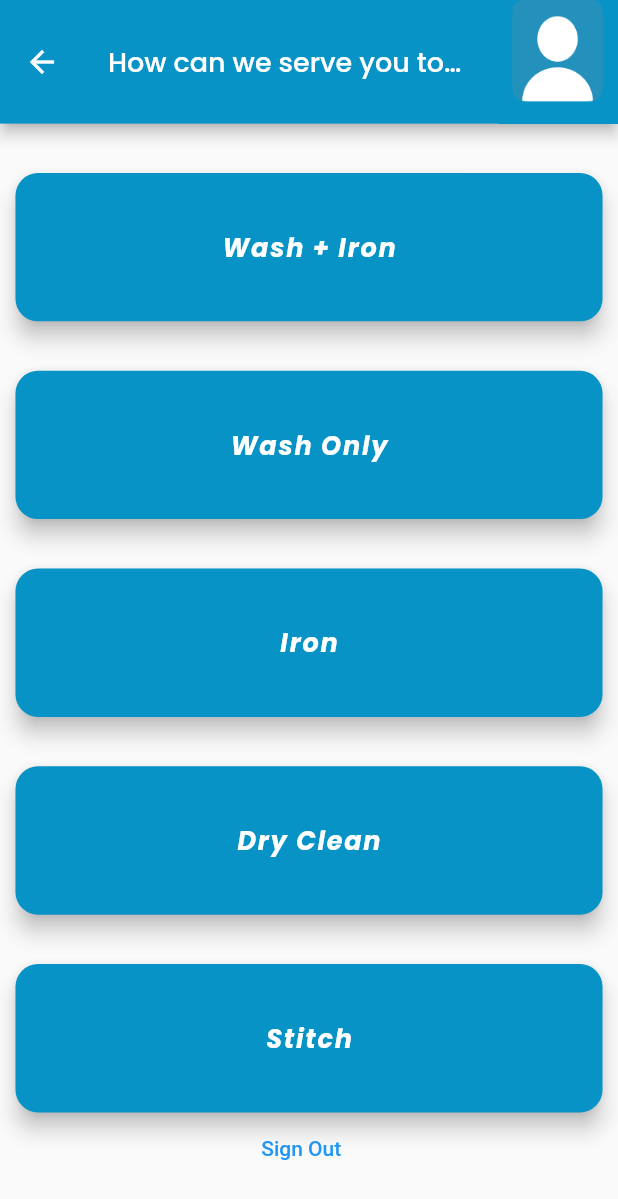
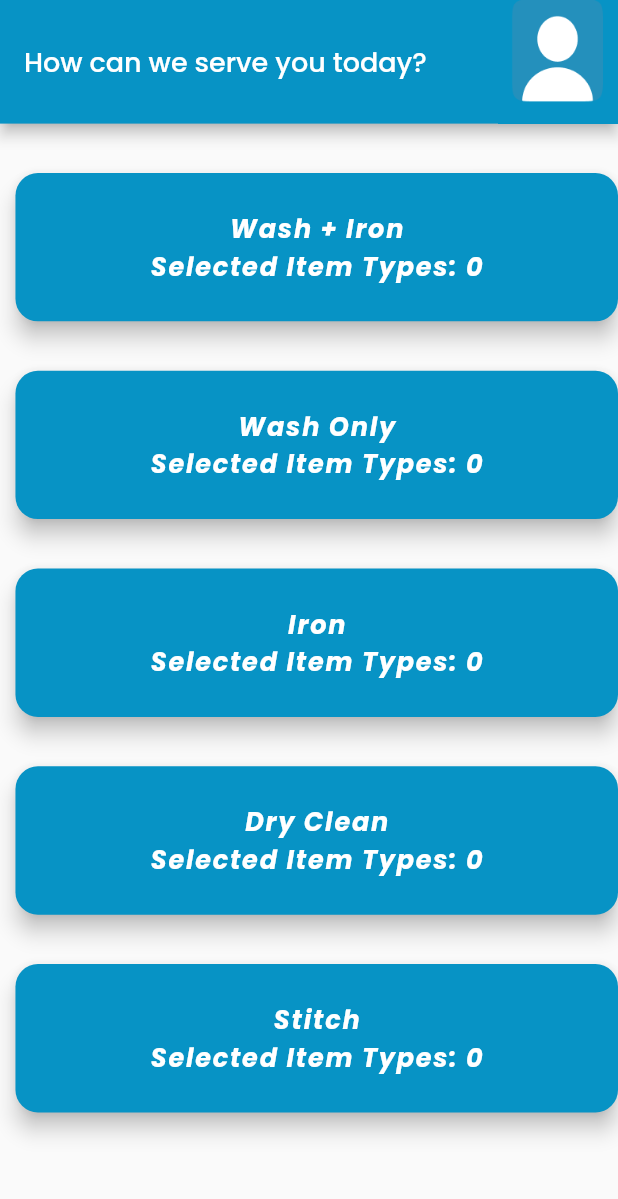
Before and after one commit to hardik17771/HomeEaze_SourceCode, a Flutter app: the ServicePage screen opened directly, on a phone screen of 412 x 824 dp. Shown: the top 1199 px of the screen. Run offline on Flutter 3.47's test engine with Material 2 defaults, Android fonts, the phone set to English and light mode, and no system bars; our stand-ins replace cloud_firestore, firebase_auth, firebase_core, flutter_svg, flutter_typeahead, geocoding and 3 more; missing offline and left inert: dart:ffi; accounts and stored records are empty; project files that could hold a hidden picture were left out.

Commit message:
Cart functionality working smoothly, need to update backend as well

```diff
--- a/lib/Models/cart_model.dart
+++ b/lib/Models/cart_model.dart
@@ -3,31 +3,104 @@ import 'package:flutter/material.dart';
 class Service {
   final String name;
   final List<Item> items;
+  List<Item> selectedItems;
 
-  Service({required this.name, required this.items});
+  Service({required this.name, required this.items}): selectedItems = [];
+
+  // int getTotalSelectedItems() {
+  //   int total = 0;
+  //   for (var item in items) {
+  //     total += item.quantity;
+  //   }
+  //   return total;
+  // }
 }
 
 class Item {
   final String name;
-  final int quantity;
+  late  int quantity;
 
   Item({required this.name, required this.quantity});
 }
 
 List<Service> services = [
   Service(
-    name: 'Service 1',
+    name: "Wash + Iron",
     items: [
-      Item(name: 'Item 1', quantity: 0),
-      Item(name: 'Item 2', quantity: 0),
+      Item(name: "SHIRT", quantity: 0),
+      Item(name: 'T-SHIRTS', quantity: 0),
+      Item(name: "TROUSERS", quantity: 0),
+      Item(name: 'BLAZERS', quantity: 0),
+      Item(name: "WOMEN SUIT", quantity: 0),
+      Item(name: "SAREE", quantity: 0),
+      Item(name: "CURTAINS", quantity: 0),
+      Item(name: 'BEDSHEET', quantity: 0),
+      Item(name: "CARPET", quantity: 0),
     ],
   ),
   Service(
-    name: 'Service 2',
+    name: "Wash Only",
     items: [
-      Item(name: 'Item 3', quantity: 0),
-      Item(name: 'Item 4', quantity: 0),
+      Item(name: "SHIRT", quantity: 0),
+      Item(name: 'T-SHIRTS', quantity: 0),
+      Item(name: "TROUSERS", quantity: 0),
+      Item(name: 'BLAZERS', quantity: 0),
+      Item(name: "WOMEN SUIT", quantity: 0),
+      Item(name: "SAREE", quantity: 0),
+      Item(name: "CURTAINS", quantity: 0),
+      Item(name: 'BEDSHEET', quantity: 0),
+      Item(name: "CARPET", quantity: 0),
     ],
   ),
-  // Add more services here...
+
+  Service(
+    name: "Iron",
+    items: [
+      Item(name: "SHIRT", quantity: 0),
+      Item(name: 'T-SHIRTS', quantity: 0),
+      Item(name: "TROUSERS", quantity: 0),
+      Item(name: 'BLAZERS', quantity: 0),
+      Item(name: "WOMEN SUIT", quantity: 0),
+      Item(name: "SAREE", quantity: 0),
+      Item(name: "CURTAINS", quantity: 0),
+      Item(name: 'BEDSHEET', quantity: 0),
+      Item(name: "CARPET", quantity: 0),
+    ],
+  ),
+  Service(
+    name: "Dry Clean",
+    items: [
+      Item(name: "SHIRT", quantity: 0),
+      Item(name: 'T-SHIRTS', quantity: 0),
+      Item(name: "TROUSERS", quantity: 0),
+      Item(name: 'BLAZERS', quantity: 0),
+      Item(name: "WOMEN SUIT", quantity: 0),
+      Item(name: "SAREE", quantity: 0),
+      Item(name: "CURTAINS", quantity: 0),
+      Item(name: 'BEDSHEET', quantity: 0),
+      Item(name: "CARPET", quantity: 0),
+    ],
+  ),
+  Service(
+    name: "Stitch",
+    items: [
+      Item(name: "SHIRT", quantity: 0),
+      Item(name: 'T-SHIRTS', quantity: 0),
+      Item(name: "TROUSERS", quantity: 0),
+      Item(name: 'BLAZERS', quantity: 0),
+      Item(name: "WOMEN SUIT", quantity: 0),
+      Item(name: "SAREE", quantity: 0),
+      Item(name: "CURTAINS", quantity: 0),
+      Item(name: 'BEDSHEET', quantity: 0),
+      Item(name: "CARPET", quantity: 0),
+    ],
+  ),
+
 ];
+
+class CartItem {
+  final Service service;
+  final List<Item> items;
+
+  CartItem({required this.service, required this.items});
+}
--- a/lib/UI/User/ServicePage.dart
+++ b/lib/UI/User/ServicePage.dart
@@ -3,7 +3,9 @@ import 'package:google_fonts/google_fonts.dart';
 import 'package:firebase_auth/firebase_auth.dart';
 
 import '../../Models/auth.dart';
+import '../../Models/cart_model.dart';
 import '../../Widgets/button.dart';
+import 'AddItemPage.dart';
 import 'LoginPage.dart';
 
 
@@ -39,23 +41,63 @@ class _ServicePageState extends State<ServicePage> {
                 GoogleFonts.poppins(fontSize: 18, fontWeight: FontWeight.w500),
           ),
         ),
-        body: SingleChildScrollView(
-          child: Column(
-            children: [
-              Buttons("Wash + Iron"),
-              Buttons("Wash Only"),
-              Buttons("Iron"),
-              Buttons("Dry Clean"),
-              Buttons("Stitch"),
-              TextButton(onPressed:()
-                {
-                  signOut;
-                  Navigator.push(context,MaterialPageRoute(builder: (context)=> LoginPage())
-                  );
-                },
-               child: Text('Sign Out'),)
-               ],
-          ),
-        ));
+        body: ListView.builder(
+          itemCount: services.length,
+          itemBuilder: (context, index) {
+            final service = services[index];
+            final totalSelectedItems = service.selectedItems.length;
+            return Container(
+              margin:
+              EdgeInsets.only(top: screenHeight * .04, left: screenWidth * .025),
+              width: screenWidth * .95,
+              height: screenHeight * .12,
+              child: GestureDetector(
+
+                child: FloatingActionButton(
+                  onPressed: () async {
+                    final updatedService = await Navigator.push(
+                      context,
+                      MaterialPageRoute(
+                        builder: (context) => AddItem(service: service),
+                      ),
+                    );
+                    if (updatedService != null) {
+                      setState(() {
+                        service.selectedItems = updatedService.selectedItems;
+                      });
+                    }
+                  },
+                  child: Column(
+                    mainAxisAlignment: MainAxisAlignment.center,
+                    children: [
+                      Text(
+                        service.name,
+                        style: GoogleFonts.poppins(
+                          color: Color(0xFFFFFFFF), // Update text color based on tap state
+                          fontWeight: FontWeight.w700,
+                          fontStyle: FontStyle.italic,
+                          fontSize: 17,
+                        ),
+                      ),
+                      Text(
+                          'Selected Item Types: $totalSelectedItems',
+                        style: GoogleFonts.poppins(
+                          color: Color(0xFFFFFFFF), // Update text color based on tap state
+                          fontWeight: FontWeight.w700,
+                          fontStyle: FontStyle.italic,
+                          fontSize: 17,
+                        ),
+                      ),
+                    ],
+                  ),
+                  backgroundColor: Color(0xFF0793C5), // Update background color based on tap state
+                  shape: RoundedRectangleBorder(
+                    borderRadius: BorderRadius.circular(15),
+                  ),
+                ),
+              ),
+            );
+          },
+        ),);
   }
 }
--- a/lib/Widgets/button.dart
+++ b/lib/Widgets/button.dart
@@ -1,209 +1,194 @@
-import 'package:flutter/material.dart';
-import 'package:google_fonts/google_fonts.dart';
-import 'package:input_quantity/input_quantity.dart';
-
-Widget buttons(String textToWrigth, double screenWidth, double screenHeight) {
-  return Container(
-    margin: EdgeInsets.only(top: screenHeight * .05, left: screenWidth * .025),
-    width: screenWidth * .95,
-    height: screenHeight * .10,
-    child: GestureDetector(
-        onTap: () {
-
-        },
-        child: FloatingActionButton(
-            onPressed: () {},
-            child: Text(
-              textToWrigth,
-              style: GoogleFonts.poppins(
-                  color: Color(0xFFFFFFFF),
-                  fontWeight: FontWeight.w700,
-                  fontStyle: FontStyle.italic,
-                  fontSize: 17),
-            ),
-            backgroundColor: Color(0xFF0793C5),
-            shape: RoundedRectangleBorder(
-              borderRadius: BorderRadius.circular(15),
-            ))),
-  );
-}
-
-AddButton(String text, double screenWidth, double screenHeight) {
-  return Container(
-    padding: EdgeInsets.only(
-      left: 20,
-      right: 20,
-    ),
-    width: screenWidth,
-    height: screenHeight * .08,
-    decoration: BoxDecoration(
-        border: BorderDirectional(
-            bottom: BorderSide(color: Colors.black, width: .08))),
-    child: Row(
-      mainAxisAlignment: MainAxisAlignment.spaceBetween,
-      children: <Widget>[
-        Text(text,
-            style: GoogleFonts.poppins(
-                fontSize: 24,
-                fontWeight: FontWeight.w700,
-                color: Colors.black)),
-        InputQty(
-          textFieldDecoration: InputDecoration(
-            hintStyle: GoogleFonts.poppins(
-              color:  Color(0xFF0793C5),
-            ),
-
-          ),
-          boxDecoration: BoxDecoration(
-            border: Border.all(color: Color(0xFF0793C5)),
-            borderRadius: BorderRadius.circular(10.0),
-          ),
-          showMessageLimit: false,
-          initVal: 0,
-          btnColor1: Color(0xFF0793C5),
-          btnColor2: Color(0xFF0793C5), // color of the increase and decrease icon
-          maxVal: double.maxFinite, // min starting value
-          onQtyChanged: (val) {
-            }
-
-        )
-
-      ],
-    ),
-  );
-}
-
-
-class AddButtons extends StatefulWidget {
-  String text;
-  AddButtons(this.text);
-  @override
-  _AddButtonsState createState() => _AddButtonsState(this.text);
-}
-
-class _AddButtonsState extends State<Buttons> {
-  String text;
-  int count = 0; // Keep track of button tap count
-  bool isTapped = false; // Keep track of button tap state
-
-  _AddButtonsState(this.text);
-
-
-
-  void _onButtonPressed() {
-    setState(() {
-      // Update the state when the button is pressed
-      count++;
-    });
-  }
-
-  @override
-  Widget build(BuildContext context) {
-    return Container(
-      padding: EdgeInsets.only(
-        left: 20,
-        right: 20,
-      ),
-      width: MediaQuery.of(context).size.width,
-      height: MediaQuery.of(context).size.height * 0.08,
-      decoration: BoxDecoration(
-          border: BorderDirectional(
-              bottom: BorderSide(color: Colors.black, width: 0.08))),
-      child: Row(
-        mainAxisAlignment: MainAxisAlignment.spaceBetween,
-        children: [
-          Text(text,
-              style: GoogleFonts.poppins(
-                  fontSize: 24,
-                  fontWeight: FontWeight.w700,
-                  color: Colors.black)),
-          FloatingActionButton.extended(
-            onPressed: () {
-              _onButtonPressed();
-            },
-            icon: Icon(Icons.add),
-            label: Text(count > 0 ? 'Clicked $count times' : 'Add'),
-            backgroundColor: isTapped
-                ? Colors.white
-                : Colors.blue, // Update button color when tapped
-            foregroundColor: Colors.blue, // Update text color when tapped
-          ),
-        ],
-      ),
-    );
-  }
-}
-
-class Buttons extends StatefulWidget {
-  String text;
-  Buttons(this.text);
-  @override
-  _ButtonsState createState() => _ButtonsState(this.text);
-}
-
-class _ButtonsState extends State<Buttons> {
-  String text;
-
-  _ButtonsState(this.text);
-
-  bool isTapped = false; // Keep track of button tap state
-
-  void _onTapDown(TapDownDetails details) {
-    setState(() {
-      // Update the state when the button is tapped down
-      isTapped = true;
-    });
-  }
-
-  void _onTapUp(TapUpDetails details) {
-    setState(() {
-      // Update the state when the button is released
-      isTapped = false;
-    });
-  }
-
-  void _onTapCancel() {
-    setState(() {
-      // Update the state when the tap is cancelled (e.g., if user swipes away from the button)
-      isTapped = false;
-    });
-  }
-
-  @override
-  Widget build(BuildContext context) {
-    double screenWidth = MediaQuery.of(context).size.width;
-    double screenHeight = MediaQuery.of(context).size.height;
-
-    return Container(
-      margin:
-          EdgeInsets.only(top: screenHeight * .04, left: screenWidth * .025),
-      width: screenWidth * .95,
-      height: screenHeight * .12,
-      child: GestureDetector(
-        onTapDown: _onTapDown,
-        onTapUp: _onTapUp,
-        onTapCancel: _onTapCancel,
-        child: FloatingActionButton(
-          onPressed: () {},
-          child: Text(
-            text,
-            style: GoogleFonts.poppins(
-              color: isTapped
-                  ? Colors.black
-                  : Color(0xFFFFFFFF), // Update text color based on tap state
-              fontWeight: FontWeight.w700,
-              fontStyle: FontStyle.italic,
-              fontSize: 17,
-            ),
-          ),
-          backgroundColor: isTapped
-              ? Colors.white
-              : Color(0xFF0793C5), // Update background color based on tap state
-          shape: RoundedRectangleBorder(
-            borderRadius: BorderRadius.circular(15),
-          ),
-        ),
-      ),
-    );
-  }
-}
+// import 'package:flutter/material.dart';
+// import 'package:google_fonts/google_fonts.dart';
+// import 'package:homeeaze_sourcecode/UI/User/AddItemPage.dart';
+// import 'package:homeeaze_sourcecode/UI/User/ServicePage.dart';
+// import 'package:input_quantity/input_quantity.dart';
+//
+// Widget buttons(String textToWrigth, double screenWidth, double screenHeight) {
+//   return Container(
+//     margin: EdgeInsets.only(top: screenHeight * .05, left: screenWidth * .025),
+//     width: screenWidth * .95,
+//     height: screenHeight * .10,
+//     child: GestureDetector(
+//         onTap: () {
+//
+//         },
+//         child: FloatingActionButton(
+//             onPressed: () {},
+//             child: Text(
+//               textToWrigth,
+//               style: GoogleFonts.poppins(
+//                   color: Color(0xFFFFFFFF),
+//                   fontWeight: FontWeight.w700,
+//                   fontStyle: FontStyle.italic,
+//                   fontSize: 17),
+//             ),
+//             backgroundColor: Color(0xFF0793C5),
+//             shape: RoundedRectangleBorder(
+//               borderRadius: BorderRadius.circular(15),
+//             ))),
+//   );
+// }
+//
+// // AddButton(String text, double screenWidth, double screenHeight) {
+//   // return Container(
+//   //   padding: EdgeInsets.only(
+//   //     left: 20,
+//   //     right: 20,
+//   //   ),
+//   //   width: screenWidth,
+//   //   height: screenHeight * .08,
+//   //   decoration: BoxDecoration(
+//   //       border: BorderDirectional(
+//   //           bottom: BorderSide(color: Colors.black, width: .08))),
+//   //   child: Row(
+//   //     mainAxisAlignment: MainAxisAlignment.spaceBetween,
+//   //     children: <Widget>[
+//   //       Text(text,
+//   //           style: GoogleFonts.poppins(
+//   //               fontSize: 24,
+//   //               fontWeight: FontWeight.w700,
+//   //               color: Colors.black)),
+//   //       Row(
+//   //         mainAxisSize: MainAxisSize.min,
+//   //         children: [
+//   //           IconButton(
+//   //             icon: Icon(Icons.remove),
+//   //             onPressed: () {
+//   //               setState(() {
+//   //                 if (item.quantity > 0) {
+//   //                   item.quantity--;
+//   //                 }
+//   //               });
+//   //             },
+//   //           ),
+//   //           Text(item.quantity.toString()),
+//   //           IconButton(
+//   //             icon: Icon(Icons.add),
+//   //             onPressed: () {
+//   //               setState(() {
+//   //                 item.quantity++;
+//   //               });
+//   //             },
+//   //           ),
+//   //         ],
+//   //       ),
+//   //
+//   //     ],
+//   //   ),
+//   // );
+// // }
+//
+//
+// class AddButtons extends StatefulWidget {
+//   String text;
+//   AddButtons(this.text);
+//   @override
+//   _AddButtonsState createState() => _AddButtonsState(this.text);
+// }
+//
+// class _AddButtonsState extends State<Buttons> {
+//   String text;
+//   int count = 0; // Keep track of button tap count
+//   bool isTapped = false; // Keep track of button tap state
+//
+//   _AddButtonsState(this.text);
+//
+//
+//
+//   void _onButtonPressed() {
+//     setState(() {
+//       // Update the state when the button is pressed
+//       count++;
+//     });
+//   }
+//
+//   @override
+//   Widget build(BuildContext context) {
+//     return Container(
+//       padding: EdgeInsets.only(
+//         left: 20,
+//         right: 20,
+//       ),
+//       width: MediaQuery.of(context).size.width,
+//       height: MediaQuery.of(context).size.height * 0.08,
+//       decoration: BoxDecoration(
+//           border: BorderDirectional(
+//               bottom: BorderSide(color: Colors.black, width: 0.08))),
+//       child: Row(
+//         mainAxisAlignment: MainAxisAlignment.spaceBetween,
+//         children: [
+//           Text(text,
+//               style: GoogleFonts.poppins(
+//                   fontSize: 24,
+//                   fontWeight: FontWeight.w700,
+//                   color: Colors.black)),
+//           FloatingActionButton.extended(
+//             onPressed: () {
+//               _onButtonPressed();
+//             },
+//             icon: Icon(Icons.add),
+//             label: Text(count > 0 ? 'Clicked $count times' : 'Add'),
+//             backgroundColor: isTapped
+//                 ? Colors.white
+//                 : Colors.blue, // Update button color when tapped
+//             foregroundColor: Colors.blue, // Update text color when tapped
+//           ),
+//         ],
+//       ),
+//     );
+//   }
+// }
+//
+// // class Buttons extends StatefulWidget {
+// //   String text;
+// //   Buttons(this.text);
+// //   @override
+// //   _ButtonsState createState() => _ButtonsState(this.text);
+// // }
+// //
+// // class _ButtonsState extends State<Buttons> {
+// //   String text;
+// //
+// //   _ButtonsState(this.text);
+// //
+// //
+// //   @override
+// //   Widget build(BuildContext context) {
+// //     double screenWidth = MediaQuery.of(context).size.width;
+// //     double screenHeight = MediaQuery.of(context).size.height;
+// //
+// //     return Container(
+// //       margin:
+// //           EdgeInsets.only(top: screenHeight * .04, left: screenWidth * .025),
+// //       width: screenWidth * .95,
+// //       height: screenHeight * .12,
+// //       child: GestureDetector(
+// //
+// //         child: FloatingActionButton(
+// //           onPressed: () {
+// //             Navigator.push(
+// //               context,
+// //               MaterialPageRoute(
+// //                 builder: (context) => AddItem(service: service),
+// //               ),
+// //             );
+// //           },
+// //           child: Text(
+// //             text,
+// //             style: GoogleFonts.poppins(
+// //               color: Color(0xFFFFFFFF), // Update text color based on tap state
+// //               fontWeight: FontWeight.w700,
+// //               fontStyle: FontStyle.italic,
+// //               fontSize: 17,
+// //             ),
+// //           ),
+// //           backgroundColor: Color(0xFF0793C5), // Update background color based on tap state
+// //           shape: RoundedRectangleBorder(
+// //             borderRadius: BorderRadius.circular(15),
+// //           ),
+// //         ),
+// //       ),
+// //     );
+// //   }
+// // }
--- a/lib/main.dart
+++ b/lib/main.dart
@@ -20,7 +20,7 @@ Future main() async {
 
   runApp(MaterialApp(
     debugShowCheckedModeBanner: false,
-    home: AddItem()));
+    home: ServicePage()));
 }
 class MainPage extends StatelessWidget {
   const MainPage({Key? key}) : super(key: key);
```
Also changed, not shown: lib/UI/User/AddItemPage.dart (+71 -15 lines).
